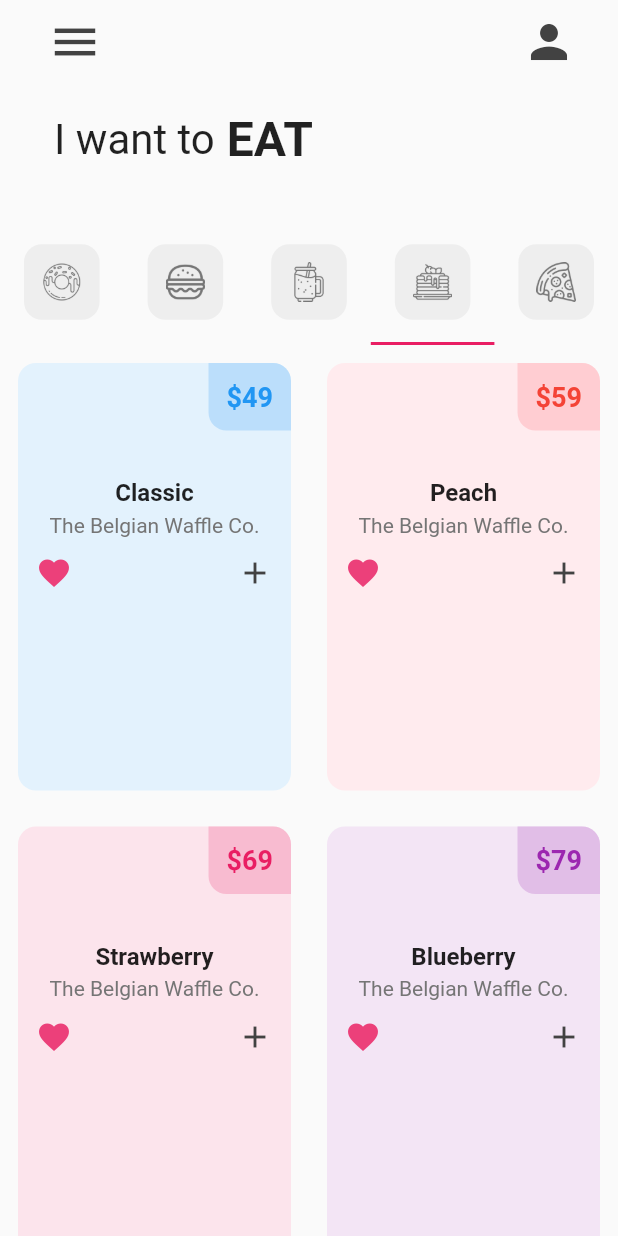
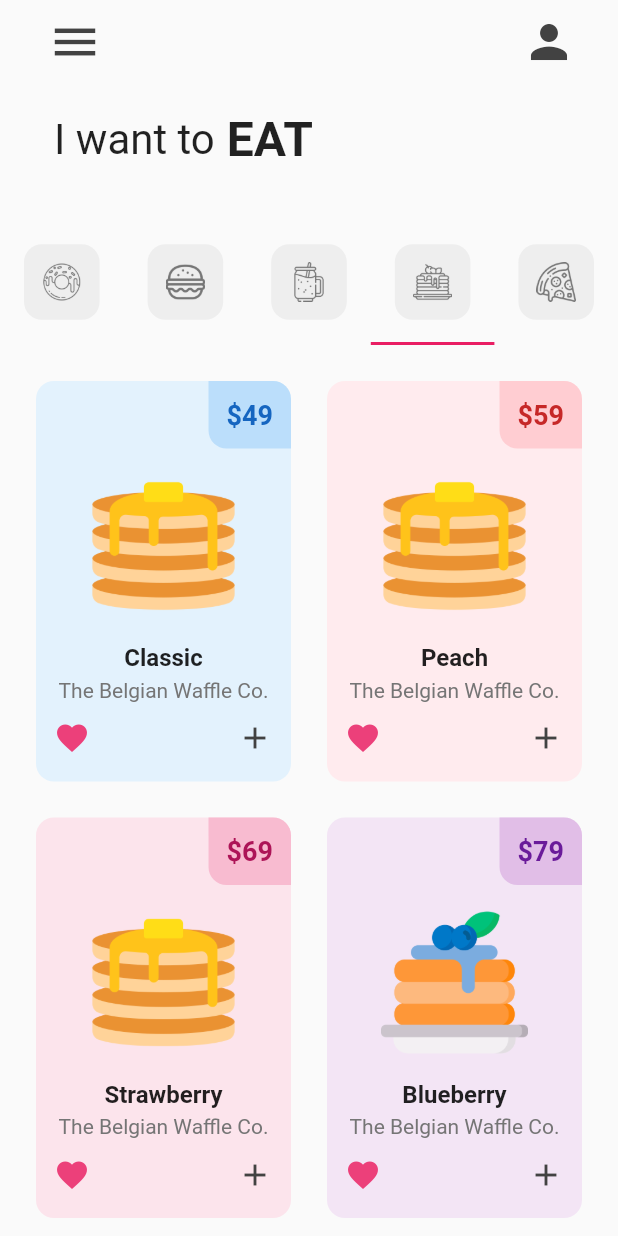
Before and after one commit to Skizzy-create/Food-Shopping-App, a Flutter app: the screen it shows after launch, tab 4 chosen, on a phone screen of 412 x 824 dp. Run offline on Flutter 3.47's test engine with Material 2 defaults, Android fonts, the phone set to English and light mode, and no system bars.

Commit message:
fixed all the issues

```diff
--- a/lib/tab/pancakes_tab.dart
+++ b/lib/tab/pancakes_tab.dart
@@ -6,16 +6,17 @@ class PancakeTab extends StatelessWidget {
   // List Pancakes On Sale
   List pancakeOnSale = [
     // [pancakeFlavour, pancakePrice, pancakeColour, imageName]
-    ["Classic", "49", Colors.blue, "Assets//images//Pancakes//Regular_pancakes.png"],
-    ["Peach", "59", Colors.red, "Assets//images//Pancakes//Regular_pancakes.png"],
-    ["Strawberry", "69", Colors.pink, "Assets//images//Pancakes//Regular_pancakes.png"],
-    ["Blueberry", "79", Colors.purple, "Assets//images//Pancakes//Blueberry_pancakes.png"],
+    ["Classic", "49", Colors.blue, "Assets/images/Pancakes/Regular_pancakes.png"],
+    ["Peach", "59", Colors.red, "Assets/images/Pancakes/Regular_pancakes.png"],
+    ["Strawberry", "69", Colors.pink, "Assets/images/Pancakes/Regular_pancakes.png"],
+    ["Blueberry", "79", Colors.purple, "Assets/images/Pancakes/Blueberry_pancakes.png"],
   ];
 
   @override
   Widget build(BuildContext context) {
     return GridView.builder(
       itemCount: pancakeOnSale.length,
+      padding: const EdgeInsets.all(12),
       gridDelegate:
       const SliverGridDelegateWithFixedCrossAxisCount(
         crossAxisCount: 2,
--- a/lib/util/pancake_tile.dart
+++ b/lib/util/pancake_tile.dart
@@ -42,7 +42,7 @@ class PancakeTile extends StatelessWidget{
                   child: Text(
                     '\$$pancakePrice',
                     style: TextStyle(
-                      color: pancakeColour,
+                      color: pancakeColour[800],
                       fontWeight: FontWeight.bold,
                       fontSize: 18,
                     ),
@@ -51,10 +51,10 @@ class PancakeTile extends StatelessWidget{
               ],
             ),
             // Donut Pictures
-             const Padding(
-              padding: EdgeInsets.symmetric(
-                horizontal: 36.0,vertical: 16.0
-              ),
+            Padding(
+              padding: const EdgeInsets.symmetric(
+                  horizontal: 36.0, vertical: 16.0),
+              child: Image.asset(imageName),
             ),
 
             //Pancakes flavour
@@ -64,7 +64,7 @@ class PancakeTile extends StatelessWidget{
                 fontSize: 16,
             ),
             ),
-            const SizedBox(height: 4,),
+            const SizedBox(height: 4),
             Text(
               "The Belgian Waffle Co.", style: TextStyle(color: Colors.grey[600]),
             ),
```
